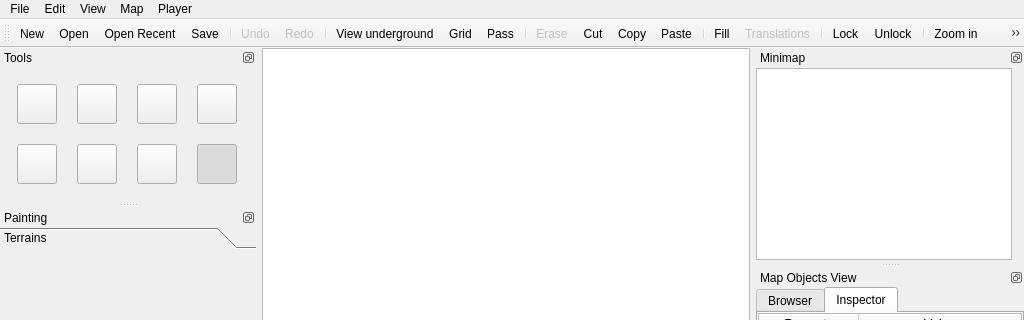
Before: the Qt Designer form mapeditor/mainwindow.ui in vcmi/vcmi, drawn with Qt 5; both pictures show x 0 to 1024 and y 0 to 320 of the 1024 by 768 pixel window.
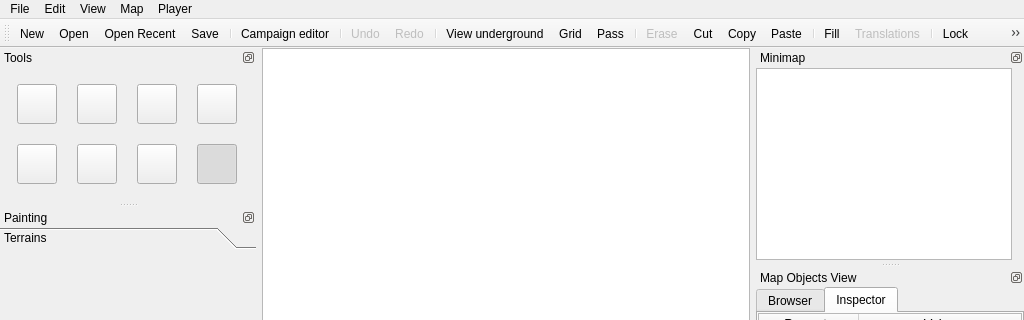
After: the same form once the commit is applied. Custom widgets are drawn as their Qt base class.

```diff
--- a/mapeditor/mainwindow.ui
+++ b/mapeditor/mainwindow.ui
@@ -144,6 +144,8 @@
    <addaction name="actionOpenRecent"/>
    <addaction name="actionSave"/>
    <addaction name="separator"/>
+   <addaction name="actionCampaignEditor"/>
+   <addaction name="separator"/>
    <addaction name="actionUndo"/>
    <addaction name="actionRedo"/>
    <addaction name="separator"/>
@@ -1065,6 +1067,14 @@
     <string>Ctrl+Shift+S</string>
    </property>
   </action>
+  <action name="actionCampaignEditor">
+   <property name="text">
+    <string>Campaign editor</string>
+   </property>
+   <property name="toolTip">
+    <string>Campaign editor</string>
+   </property>
+  </action>
   <action name="actionLevel">
    <property name="text">
     <string>View underground</string>
```
Left out of the diff: 3 changed lines with no effect on the pictures.
